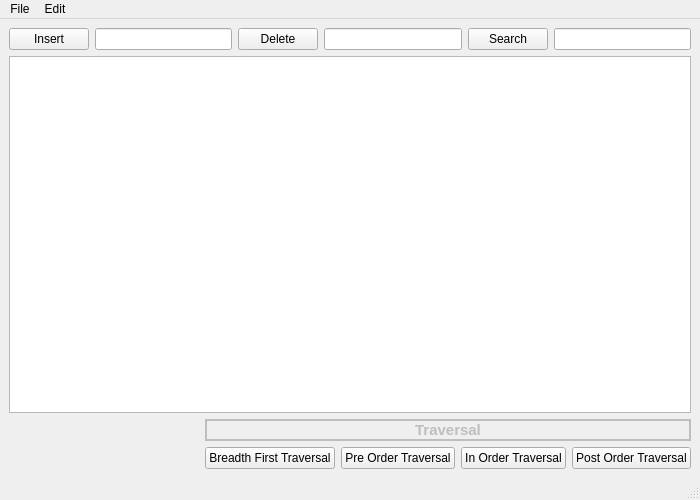
Before: the Qt Designer form BST_Visualizer/mainwindow.ui in LeonJ142857/QT_BST_Visualizer, drawn with Qt 5.
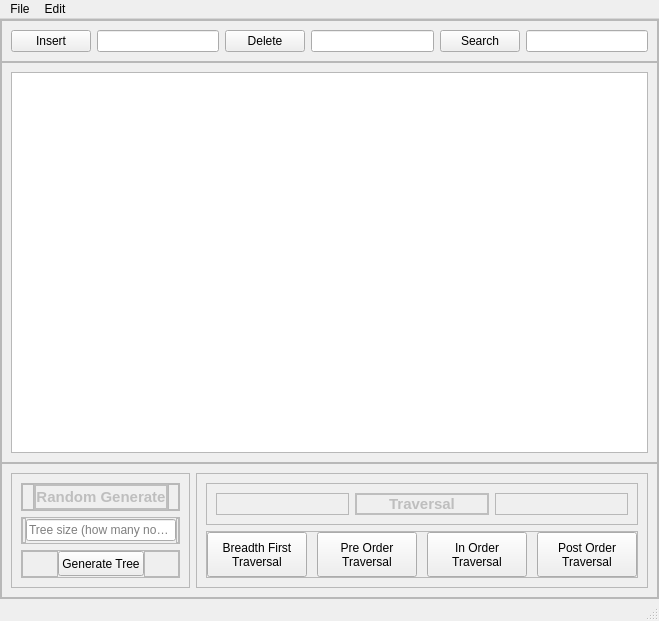
After: the same form once the commit is applied.

The edit to the form file:
```diff
--- a/BST_Visualizer/mainwindow.ui
+++ b/BST_Visualizer/mainwindow.ui
@@ -6,16 +6,68 @@
    <rect>
     <x>0</x>
     <y>0</y>
-    <width>700</width>
-    <height>500</height>
+    <width>659</width>
+    <height>621</height>
    </rect>
   </property>
   <property name="windowTitle">
    <string>MainWindow</string>
   </property>
   <widget class="QWidget" name="centralwidget">
+   <layout class="QHBoxLayout" name="horizontalLayout_9">
+    <property name="spacing">
+     <number>0</number>
+    </property>
+    <property name="leftMargin">
+     <number>0</number>
+    </property>
+    <property name="topMargin">
+     <number>0</number>
+    </property>
+    <property name="rightMargin">
+     <number>0</number>
+    </property>
+    <property name="bottomMargin">
+     <number>0</number>
+    </property>
+    <item>
+     <widget class="QFrame" name="mainframe">
+      <property name="frameShape">
+       <enum>QFrame::StyledPanel</enum>
+      </property>
+      <property name="frameShadow">
+       <enum>QFrame::Raised</enum>
+      </property>
    <layout class="QVBoxLayout" name="verticalLayout_3">
+       <property name="spacing">
+        <number>0</number>
+       </property>
+       <property name="leftMargin">
+        <number>0</number>
+       </property>
+       <property name="topMargin">
+        <number>0</number>
+       </property>
+       <property name="rightMargin">
+        <number>0</number>
+       </property>
+       <property name="bottomMargin">
+        <number>0</number>
+       </property>
     <item>
+        <widget class="QFrame" name="a_topframe">
+         <property name="maximumSize">
+          <size>
+           <width>16777215</width>
+           <height>50</height>
+          </size>
+         </property>
+         <property name="frameShape">
+          <enum>QFrame::StyledPanel</enum>
+         </property>
+         <property name="frameShadow">
+          <enum>QFrame::Raised</enum>
+         </property>
      <layout class="QHBoxLayout" name="horizontalLayout">
       <item>
        <widget class="QPushButton" name="insertButton">
@@ -57,52 +109,354 @@
        <widget class="QLineEdit" name="lineEdit_search"/>
       </item>
      </layout>
-    </item>
+        </widget>
+       </item>
+       <item>
+        <widget class="QFrame" name="b_middleframe">
+         <property name="minimumSize">
+          <size>
+           <width>300</width>
+           <height>400</height>
+          </size>
+         </property>
+         <property name="frameShape">
+          <enum>QFrame::StyledPanel</enum>
+         </property>
+         <property name="frameShadow">
+          <enum>QFrame::Raised</enum>
+         </property>
+         <layout class="QHBoxLayout" name="horizontalLayout_7">
     <item>
      <widget class="QGraphicsView" name="graphicsView"/>
     </item>
-    <item>
-     <layout class="QHBoxLayout" name="horizontalLayout_3">
-      <item>
-       <layout class="QVBoxLayout" name="verticalLayout">
-        <item>
-         <spacer name="horizontalSpacer_3">
-          <property name="orientation">
-           <enum>Qt::Horizontal</enum>
-          </property>
-          <property name="sizeType">
-           <enum>QSizePolicy::Expanding</enum>
-          </property>
-          <property name="sizeHint" stdset="0">
-           <size>
-            <width>40</width>
-            <height>20</height>
-           </size>
-          </property>
-         </spacer>
-        </item>
-        <item>
-         <spacer name="horizontalSpacer_5">
-          <property name="orientation">
-           <enum>Qt::Horizontal</enum>
-          </property>
-          <property name="sizeHint" stdset="0">
-           <size>
-            <width>40</width>
-            <height>20</height>
-           </size>
-          </property>
-         </spacer>
-        </item>
-       </layout>
+         </layout>
+        </widget>
       </item>
       <item>
+        <widget class="QFrame" name="c_bottomframe">
+         <property name="frameShape">
+          <enum>QFrame::StyledPanel</enum>
+         </property>
+         <property name="frameShadow">
+          <enum>QFrame::Raised</enum>
+         </property>
+         <layout class="QHBoxLayout" name="horizontalLayout_8">
+          <item>
+           <widget class="QFrame" name="random_generate">
+            <property name="maximumSize">
+             <size>
+              <width>16777215</width>
+              <height>115</height>
+             </size>
+            </property>
+            <property name="frameShape">
+             <enum>QFrame::StyledPanel</enum>
+            </property>
+            <property name="frameShadow">
+             <enum>QFrame::Raised</enum>
+            </property>
        <layout class="QVBoxLayout" name="verticalLayout_2">
         <item>
+              <widget class="QFrame" name="genlabel_frame">
+               <property name="frameShape">
+                <enum>QFrame::StyledPanel</enum>
+               </property>
+               <property name="frameShadow">
+                <enum>QFrame::Raised</enum>
+               </property>
+               <layout class="QHBoxLayout" name="horizontalLayout_5">
+                <property name="spacing">
+                 <number>0</number>
+                </property>
+                <property name="leftMargin">
+                 <number>0</number>
+                </property>
+                <property name="topMargin">
+                 <number>0</number>
+                </property>
+                <property name="rightMargin">
+                 <number>0</number>
+                </property>
+                <property name="bottomMargin">
+                 <number>0</number>
+                </property>
+                <item>
+                 <widget class="QFrame" name="spacer1_rg">
+                  <property name="frameShape">
+                   <enum>QFrame::StyledPanel</enum>
+                  </property>
+                  <property name="frameShadow">
+                   <enum>QFrame::Raised</enum>
+                  </property>
+                 </widget>
+                </item>
+                <item>
+                 <widget class="QLabel" name="TraversalLabel_2">
+                  <property name="enabled">
+                   <bool>false</bool>
+                  </property>
+                  <property name="minimumSize">
+                   <size>
+                    <width>0</width>
+                    <height>0</height>
+                   </size>
+                  </property>
+                  <property name="maximumSize">
+                   <size>
+                    <width>160</width>
+                    <height>16777215</height>
+                   </size>
+                  </property>
+                  <property name="font">
+                   <font>
+                    <pointsize>11</pointsize>
+                    <weight>75</weight>
+                    <italic>false</italic>
+                    <bold>true</bold>
+                   </font>
+                  </property>
+                  <property name="mouseTracking">
+                   <bool>false</bool>
+                  </property>
+                  <property name="tabletTracking">
+                   <bool>false</bool>
+                  </property>
+                  <property name="acceptDrops">
+                   <bool>false</bool>
+                  </property>
+                  <property name="frameShape">
+                   <enum>QFrame::WinPanel</enum>
+                  </property>
+                  <property name="text">
+                   <string>Random Generate</string>
+                  </property>
+                  <property name="alignment">
+                   <set>Qt::AlignCenter</set>
+                  </property>
+                  <property name="indent">
+                   <number>-1</number>
+                  </property>
+                 </widget>
+                </item>
+                <item>
+                 <widget class="QFrame" name="spacer2rg">
+                  <property name="frameShape">
+                   <enum>QFrame::StyledPanel</enum>
+                  </property>
+                  <property name="frameShadow">
+                   <enum>QFrame::Raised</enum>
+                  </property>
+                 </widget>
+                </item>
+               </layout>
+              </widget>
+             </item>
+             <item>
+              <widget class="QFrame" name="genline_frame">
+               <property name="frameShape">
+                <enum>QFrame::StyledPanel</enum>
+               </property>
+               <property name="frameShadow">
+                <enum>QFrame::Raised</enum>
+               </property>
+               <layout class="QHBoxLayout" name="horizontalLayout_4">
+                <property name="spacing">
+                 <number>0</number>
+                </property>
+                <property name="leftMargin">
+                 <number>0</number>
+                </property>
+                <property name="topMargin">
+                 <number>0</number>
+                </property>
+                <property name="rightMargin">
+                 <number>0</number>
+                </property>
+                <property name="bottomMargin">
+                 <number>0</number>
+                </property>
+                <item>
+                 <widget class="QFrame" name="spacer1_rgl">
+                  <property name="frameShape">
+                   <enum>QFrame::StyledPanel</enum>
+                  </property>
+                  <property name="frameShadow">
+                   <enum>QFrame::Raised</enum>
+                  </property>
+                 </widget>
+                </item>
+                <item>
+                 <widget class="QLineEdit" name="tree_size">
+                  <property name="minimumSize">
+                   <size>
+                    <width>0</width>
+                    <height>20</height>
+                   </size>
+                  </property>
+                  <property name="maximumSize">
+                   <size>
+                    <width>150</width>
+                    <height>16777215</height>
+                   </size>
+                  </property>
+                  <property name="placeholderText">
+                   <string>Tree size (how many nodes)</string>
+                  </property>
+                 </widget>
+                </item>
+                <item>
+                 <widget class="QFrame" name="spacer2_rgl">
+                  <property name="frameShape">
+                   <enum>QFrame::StyledPanel</enum>
+                  </property>
+                  <property name="frameShadow">
+                   <enum>QFrame::Raised</enum>
+                  </property>
+                 </widget>
+                </item>
+               </layout>
+              </widget>
+             </item>
+             <item>
+              <widget class="QFrame" name="genbutton_frame">
+               <property name="frameShape">
+                <enum>QFrame::StyledPanel</enum>
+               </property>
+               <property name="frameShadow">
+                <enum>QFrame::Raised</enum>
+               </property>
+               <layout class="QHBoxLayout" name="horizontalLayout_6">
+                <property name="spacing">
+                 <number>0</number>
+                </property>
+                <property name="leftMargin">
+                 <number>0</number>
+                </property>
+                <property name="topMargin">
+                 <number>0</number>
+                </property>
+                <property name="rightMargin">
+                 <number>0</number>
+                </property>
+                <property name="bottomMargin">
+                 <number>0</number>
+                </property>
+                <item>
+                 <widget class="QFrame" name="spacer1_rgb">
+                  <property name="frameShape">
+                   <enum>QFrame::StyledPanel</enum>
+                  </property>
+                  <property name="frameShadow">
+                   <enum>QFrame::Raised</enum>
+                  </property>
+                 </widget>
+                </item>
+                <item>
+                 <widget class="QPushButton" name="BFTButton_2">
+                  <property name="minimumSize">
+                   <size>
+                    <width>0</width>
+                    <height>25</height>
+                   </size>
+                  </property>
+                  <property name="maximumSize">
+                   <size>
+                    <width>100</width>
+                    <height>16777215</height>
+                   </size>
+                  </property>
+                  <property name="font">
+                   <font>
+                    <pointsize>9</pointsize>
+                   </font>
+                  </property>
+                  <property name="cursor">
+                   <cursorShape>OpenHandCursor</cursorShape>
+                  </property>
+                  <property name="text">
+                   <string>Generate Tree</string>
+                  </property>
+                  <property name="checkable">
+                   <bool>true</bool>
+                  </property>
+                  <property name="checked">
+                   <bool>false</bool>
+                  </property>
+                  <property name="default">
+                   <bool>false</bool>
+                  </property>
+                  <property name="flat">
+                   <bool>false</bool>
+                  </property>
+                 </widget>
+                </item>
+                <item>
+                 <widget class="QFrame" name="spacer2_rgb">
+                  <property name="frameShape">
+                   <enum>QFrame::StyledPanel</enum>
+                  </property>
+                  <property name="frameShadow">
+                   <enum>QFrame::Raised</enum>
+                  </property>
+                 </widget>
+                </item>
+               </layout>
+              </widget>
+             </item>
+            </layout>
+           </widget>
+          </item>
+          <item>
+           <widget class="QFrame" name="traversal_frame">
+            <property name="maximumSize">
+             <size>
+              <width>16777215</width>
+              <height>115</height>
+             </size>
+            </property>
+            <property name="frameShape">
+             <enum>QFrame::StyledPanel</enum>
+            </property>
+            <property name="frameShadow">
+             <enum>QFrame::Raised</enum>
+            </property>
+            <layout class="QVBoxLayout" name="verticalLayout">
+             <item>
+              <widget class="QFrame" name="traversal_innerframe">
+               <property name="maximumSize">
+                <size>
+                 <width>16777215</width>
+                 <height>50</height>
+                </size>
+               </property>
+               <property name="frameShape">
+                <enum>QFrame::StyledPanel</enum>
+               </property>
+               <property name="frameShadow">
+                <enum>QFrame::Raised</enum>
+               </property>
+               <layout class="QHBoxLayout" name="horizontalLayout_3">
+                <item>
+                 <widget class="QFrame" name="spacer1_t">
+                  <property name="frameShape">
+                   <enum>QFrame::StyledPanel</enum>
+                  </property>
+                  <property name="frameShadow">
+                   <enum>QFrame::Raised</enum>
+                  </property>
+                 </widget>
+                </item>
+                <item>
          <widget class="QLabel" name="TraversalLabel">
           <property name="enabled">
            <bool>false</bool>
           </property>
+                  <property name="minimumSize">
+                   <size>
+                    <width>50</width>
+                    <height>0</height>
+                   </size>
+                  </property>
           <property name="font">
            <font>
             <pointsize>11</pointsize>
@@ -135,9 +489,50 @@
          </widget>
         </item>
         <item>
+                 <widget class="QFrame" name="spacer2_t">
+                  <property name="frameShape">
+                   <enum>QFrame::StyledPanel</enum>
+                  </property>
+                  <property name="frameShadow">
+                   <enum>QFrame::Raised</enum>
+                  </property>
+                 </widget>
+                </item>
+               </layout>
+              </widget>
+             </item>
+             <item>
+              <widget class="QFrame" name="traversal_buttonframe">
+               <property name="frameShape">
+                <enum>QFrame::StyledPanel</enum>
+               </property>
+               <property name="frameShadow">
+                <enum>QFrame::Raised</enum>
+               </property>
          <layout class="QHBoxLayout" name="horizontalLayout_2">
+                <property name="spacing">
+                 <number>10</number>
+                </property>
+                <property name="leftMargin">
+                 <number>0</number>
+                </property>
+                <property name="topMargin">
+                 <number>0</number>
+                </property>
+                <property name="rightMargin">
+                 <number>0</number>
+                </property>
+                <property name="bottomMargin">
+                 <number>0</number>
+                </property>
           <item>
            <widget class="QPushButton" name="BFTButton">
+                  <property name="minimumSize">
+                   <size>
+                    <width>100</width>
+                    <height>45</height>
+                   </size>
+                  </property>
             <property name="font">
              <font>
               <pointsize>9</pointsize>
@@ -147,7 +542,8 @@
              <cursorShape>OpenHandCursor</cursorShape>
             </property>
             <property name="text">
-             <string>Breadth First Traversal</string>
+                   <string>Breadth First
+Traversal</string>
             </property>
             <property name="checkable">
              <bool>true</bool>
@@ -165,6 +561,12 @@
           </item>
           <item>
            <widget class="QPushButton" name="PreOrderButton">
+                  <property name="minimumSize">
+                   <size>
+                    <width>100</width>
+                    <height>45</height>
+                   </size>
+                  </property>
             <property name="font">
              <font>
               <pointsize>9</pointsize>
@@ -174,7 +576,8 @@
              <cursorShape>OpenHandCursor</cursorShape>
             </property>
             <property name="text">
-             <string>Pre Order Traversal</string>
+                   <string>Pre Order 
+Traversal</string>
             </property>
             <property name="checkable">
              <bool>true</bool>
@@ -183,6 +586,12 @@
           </item>
           <item>
            <widget class="QPushButton" name="InOrderButton">
+                  <property name="minimumSize">
+                   <size>
+                    <width>100</width>
+                    <height>45</height>
+                   </size>
+                  </property>
             <property name="font">
              <font>
               <pointsize>9</pointsize>
@@ -192,7 +601,8 @@
              <cursorShape>OpenHandCursor</cursorShape>
             </property>
             <property name="text">
-             <string>In Order Traversal</string>
+                   <string>In Order 
+Traversal</string>
             </property>
             <property name="checkable">
              <bool>true</bool>
@@ -201,6 +611,12 @@
           </item>
           <item>
            <widget class="QPushButton" name="PostOrderButton">
+                  <property name="minimumSize">
+                   <size>
+                    <width>100</width>
+                    <height>45</height>
+                   </size>
+                  </property>
             <property name="font">
              <font>
               <pointsize>9</pointsize>
@@ -213,7 +629,8 @@
              <bool>false</bool>
             </property>
             <property name="text">
-             <string>Post Order Traversal</string>
+                   <string>Post Order
+Traversal</string>
             </property>
             <property name="checkable">
              <bool>true</bool>
@@ -221,10 +638,16 @@
            </widget>
           </item>
          </layout>
-        </item>
-       </layout>
-      </item>
-     </layout>
+              </widget>
+             </item>
+            </layout>
+           </widget>
+          </item>
+         </layout>
+        </widget>
+       </item>
+      </layout>
+     </widget>
     </item>
    </layout>
   </widget>
@@ -233,8 +656,8 @@
     <rect>
      <x>0</x>
      <y>0</y>
-     <width>700</width>
-     <height>20</height>
+     <width>659</width>
+     <height>21</height>
     </rect>
    </property>
    <widget class="QMenu" name="menuFile">
```
Lines whose indentation alone changed are shown as unchanged.
